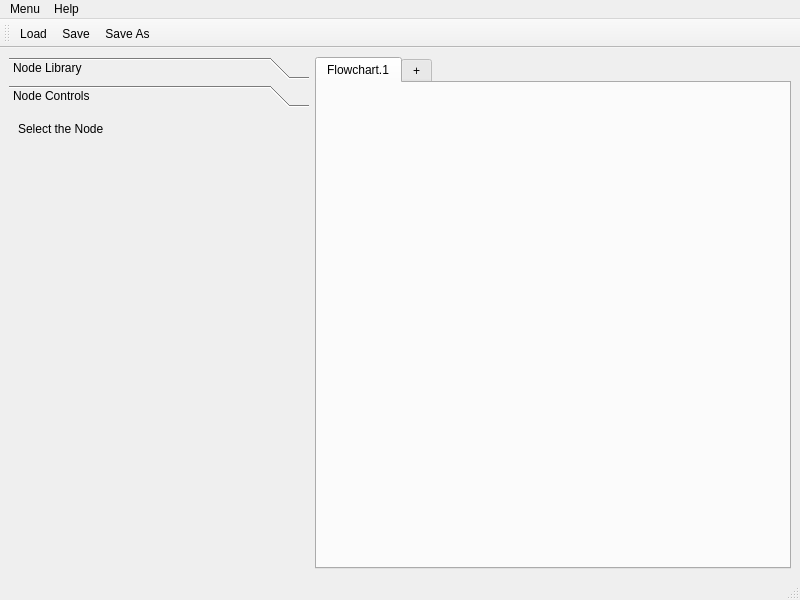
The window that mainwindow.ui (cdd1969/pygwa) describes before a commit, drawn with Qt 5.
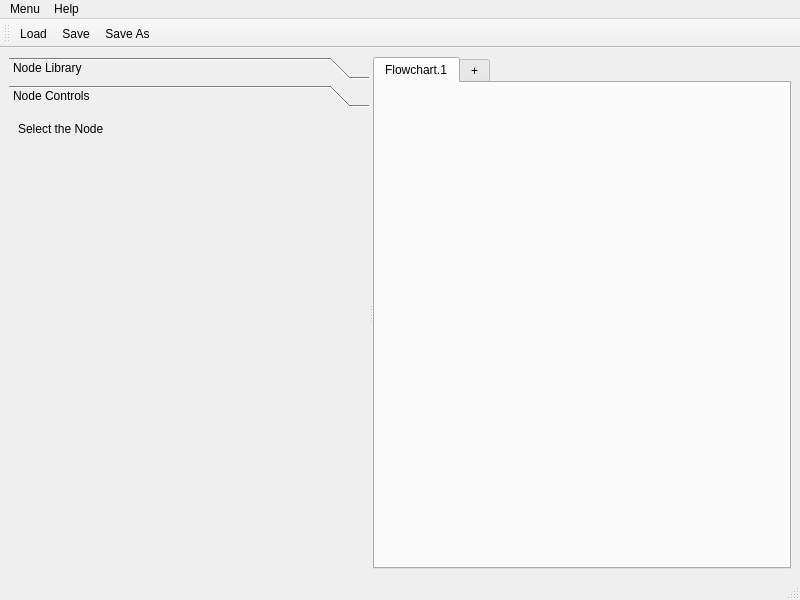
The same window after the commit.

Diff of the .ui file:
```diff
--- a/mainwindow.ui
+++ b/mainwindow.ui
@@ -16,10 +16,26 @@
   <widget class="QWidget" name="centralwidget">
    <layout class="QGridLayout" name="gridLayout">
     <item row="0" column="0">
+     <widget class="QSplitter" name="splitter">
+      <property name="orientation">
+       <enum>Qt::Horizontal</enum>
+      </property>
      <widget class="QToolBox" name="toolBox">
+       <property name="sizePolicy">
+        <sizepolicy hsizetype="Minimum" vsizetype="Preferred">
+         <horstretch>0</horstretch>
+         <verstretch>0</verstretch>
+        </sizepolicy>
+       </property>
+       <property name="minimumSize">
+        <size>
+         <width>150</width>
+         <height>0</height>
+        </size>
+       </property>
       <property name="maximumSize">
        <size>
-        <width>300</width>
+         <width>1000</width>
         <height>16777215</height>
        </size>
       </property>
@@ -34,7 +50,7 @@
         <rect>
          <x>0</x>
          <y>0</y>
-         <width>300</width>
+          <width>361</width>
          <height>444</height>
         </rect>
        </property>
@@ -53,7 +69,7 @@
         <rect>
          <x>0</x>
          <y>0</y>
-         <width>300</width>
+          <width>361</width>
          <height>444</height>
         </rect>
        </property>
@@ -78,31 +94,20 @@
           </item>
           <item>
            <widget class="QStackedWidget" name="stackNodeCtrlStackedWidget">
-            <widget class="QWidget" name="stackNodeCtrlStackedWidgetPage1" native="true">
-             <zorder>label_nodeCtrlName</zorder>
+             <property name="sizePolicy">
+              <sizepolicy hsizetype="Minimum" vsizetype="Expanding">
+               <horstretch>0</horstretch>
+               <verstretch>0</verstretch>
+              </sizepolicy>
+             </property>
+             <widget class="QWidget" name="stackNodeCtrlStackedWidgetPage1"/>
             </widget>
-           </widget>
           </item>
          </layout>
         </item>
-        <item row="1" column="1">
-         <spacer name="verticalSpacer">
-          <property name="orientation">
-           <enum>Qt::Vertical</enum>
-          </property>
-          <property name="sizeHint" stdset="0">
-           <size>
-            <width>20</width>
-            <height>40</height>
-           </size>
-          </property>
-         </spacer>
-        </item>
        </layout>
       </widget>
      </widget>
-    </item>
-    <item row="0" column="1">
      <widget class="QTabWidget" name="tabWidget">
       <property name="toolTip">
        <string/>
@@ -134,6 +139,7 @@
        <attribute name="title">
         <string>+</string>
        </attribute>
+       </widget>
       </widget>
      </widget>
     </item>
```
Lines whose indentation alone changed are shown as unchanged.
